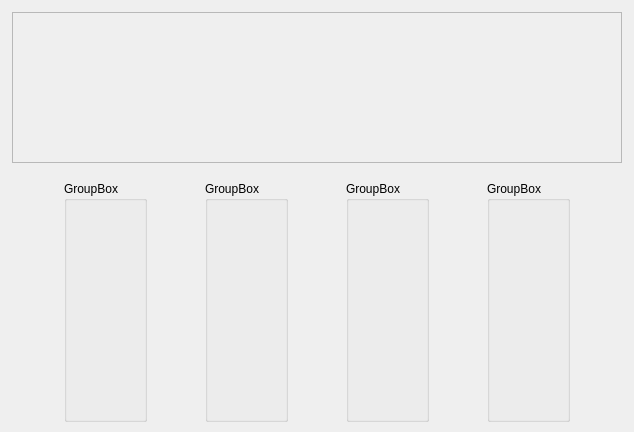
WLM-Git/Qt6_learn, file 6/sample6_5/widget.ui: the form before one commit.
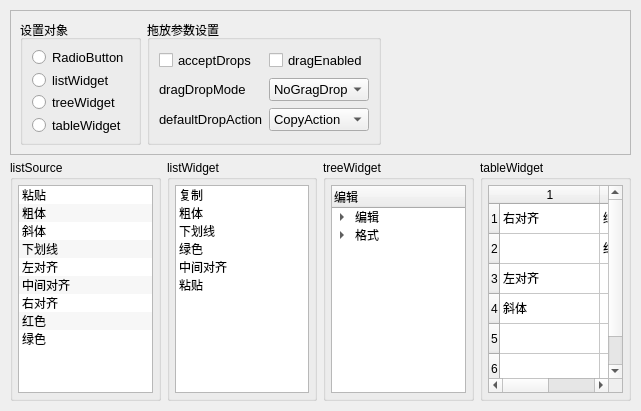
The form after the commit. Icons and pictures are not drawn.

```diff
--- a/6/sample6_5/widget.ui
+++ b/6/sample6_5/widget.ui
@@ -6,73 +6,408 @@
    <rect>
     <x>0</x>
     <y>0</y>
-    <width>634</width>
-    <height>432</height>
+    <width>641</width>
+    <height>411</height>
    </rect>
   </property>
+  <property name="sizePolicy">
+   <sizepolicy hsizetype="Preferred" vsizetype="Preferred">
+    <horstretch>0</horstretch>
+    <verstretch>0</verstretch>
+   </sizepolicy>
+  </property>
   <property name="windowTitle">
    <string>具有DragDrop功能的组件</string>
   </property>
   <widget class="QWidget" name="horizontalLayoutWidget">
    <property name="geometry">
     <rect>
-     <x>12</x>
-     <y>181</y>
-     <width>611</width>
+     <x>10</x>
+     <y>160</y>
+     <width>621</width>
      <height>241</height>
     </rect>
    </property>
-   <layout class="QHBoxLayout" name="horizontalLayout_2">
+   <layout class="QHBoxLayout" name="horizontalLayout_2" stretch="0,0,0,0">
     <item>
      <widget class="QGroupBox" name="groupBox_1">
       <property name="sizePolicy">
-       <sizepolicy hsizetype="Fixed" vsizetype="Preferred">
+       <sizepolicy hsizetype="Preferred" vsizetype="Preferred">
         <horstretch>0</horstretch>
         <verstretch>0</verstretch>
        </sizepolicy>
       </property>
       <property name="title">
-       <string>GroupBox</string>
+       <string>listSource</string>
       </property>
+      <layout class="QVBoxLayout" name="verticalLayout">
+       <property name="leftMargin">
+        <number>5</number>
+       </property>
+       <property name="topMargin">
+        <number>5</number>
+       </property>
+       <property name="rightMargin">
+        <number>5</number>
+       </property>
+       <property name="bottomMargin">
+        <number>5</number>
+       </property>
+       <item>
+        <widget class="QListWidget" name="listWidget">
+         <property name="accessibleDescription">
+          <string notr="true"/>
+         </property>
+         <property name="frameShadow">
+          <enum>QFrame::Shadow::Sunken</enum>
+         </property>
+         <property name="editTriggers">
+          <set>QAbstractItemView::EditTrigger::NoEditTriggers</set>
+         </property>
+         <property name="alternatingRowColors">
+          <bool>true</bool>
+         </property>
+         <item>
+          <property name="text">
+           <string>粘贴</string>
+          </property>
+          <property name="icon">
+           <iconset resource="red.qrc">
+            <normaloff>:/icon/images/paste.bmp</normaloff>:/icon/images/paste.bmp</iconset>
+          </property>
+         </item>
+         <item>
+          <property name="text">
+           <string>粗体</string>
+          </property>
+          <property name="icon">
+           <iconset resource="red.qrc">
+            <normaloff>:/icon/images/bold.bmp</normaloff>:/icon/images/bold.bmp</iconset>
+          </property>
+         </item>
+         <item>
+          <property name="text">
+           <string>斜体</string>
+          </property>
+          <property name="icon">
+           <iconset resource="red.qrc">
+            <normaloff>:/icon/images/italic.bmp</normaloff>:/icon/images/italic.bmp</iconset>
+          </property>
+         </item>
+         <item>
+          <property name="text">
+           <string>下划线</string>
+          </property>
+          <property name="icon">
+           <iconset resource="red.qrc">
+            <normaloff>:/icon/images/underscore.bmp</normaloff>:/icon/images/underscore.bmp</iconset>
+          </property>
+         </item>
+         <item>
+          <property name="text">
+           <string>左对齐</string>
+          </property>
+          <property name="icon">
+           <iconset resource="red.qrc">
+            <normaloff>:/icon/images/leftAlign.bmp</normaloff>:/icon/images/leftAlign.bmp</iconset>
+          </property>
+         </item>
+         <item>
+          <property name="text">
+           <string>中间对齐</string>
+          </property>
+          <property name="icon">
+           <iconset resource="red.qrc">
+            <normaloff>:/icon/images/centerAlign.bmp</normaloff>:/icon/images/centerAlign.bmp</iconset>
+          </property>
+         </item>
+         <item>
+          <property name="text">
+           <string>右对齐</string>
+          </property>
+          <property name="icon">
+           <iconset resource="red.qrc">
+            <normaloff>:/icon/images/rightAlign.bmp</normaloff>:/icon/images/rightAlign.bmp</iconset>
+          </property>
+         </item>
+         <item>
+          <property name="text">
+           <string>红色</string>
+          </property>
+          <property name="icon">
+           <iconset resource="red.qrc">
+            <normaloff>:/icon/images/red.bmp</normaloff>:/icon/images/red.bmp</iconset>
+          </property>
+         </item>
+         <item>
+          <property name="text">
+           <string>绿色</string>
+          </property>
+          <property name="icon">
+           <iconset resource="red.qrc">
+            <normaloff>:/icon/images/green.bmp</normaloff>:/icon/images/green.bmp</iconset>
+          </property>
+         </item>
+        </widget>
+       </item>
+      </layout>
      </widget>
     </item>
     <item>
      <widget class="QGroupBox" name="groupBox">
       <property name="sizePolicy">
-       <sizepolicy hsizetype="Fixed" vsizetype="Preferred">
+       <sizepolicy hsizetype="Preferred" vsizetype="Preferred">
         <horstretch>0</horstretch>
         <verstretch>0</verstretch>
        </sizepolicy>
       </property>
       <property name="title">
-       <string>GroupBox</string>
+       <string>listWidget</string>
       </property>
+      <layout class="QVBoxLayout" name="verticalLayout_2">
+       <property name="leftMargin">
+        <number>5</number>
+       </property>
+       <property name="topMargin">
+        <number>5</number>
+       </property>
+       <property name="rightMargin">
+        <number>5</number>
+       </property>
+       <property name="bottomMargin">
+        <number>5</number>
+       </property>
+       <item>
+        <widget class="QListWidget" name="listWidget_2">
+         <item>
+          <property name="text">
+           <string>复制</string>
+          </property>
+          <property name="icon">
+           <iconset resource="red.qrc">
+            <normaloff>:/icon/images/copy.bmp</normaloff>:/icon/images/copy.bmp</iconset>
+          </property>
+         </item>
+         <item>
+          <property name="text">
+           <string>粗体</string>
+          </property>
+          <property name="icon">
+           <iconset resource="red.qrc">
+            <normaloff>:/icon/images/bold.bmp</normaloff>:/icon/images/bold.bmp</iconset>
+          </property>
+         </item>
+         <item>
+          <property name="text">
+           <string>下划线</string>
+          </property>
+          <property name="icon">
+           <iconset resource="red.qrc">
+            <normaloff>:/icon/images/underscore.bmp</normaloff>:/icon/images/underscore.bmp</iconset>
+          </property>
+         </item>
+         <item>
+          <property name="text">
+           <string>绿色</string>
+          </property>
+          <property name="icon">
+           <iconset resource="red.qrc">
+            <normaloff>:/icon/images/green.bmp</normaloff>:/icon/images/green.bmp</iconset>
+          </property>
+         </item>
+         <item>
+          <property name="text">
+           <string>中间对齐</string>
+          </property>
+          <property name="icon">
+           <iconset resource="red.qrc">
+            <normaloff>:/icon/images/centerAlign.bmp</normaloff>:/icon/images/centerAlign.bmp</iconset>
+          </property>
+         </item>
+         <item>
+          <property name="text">
+           <string>粘贴</string>
+          </property>
+          <property name="icon">
+           <iconset resource="red.qrc">
+            <normaloff>:/icon/images/paste.bmp</normaloff>:/icon/images/paste.bmp</iconset>
+          </property>
+         </item>
+        </widget>
+       </item>
+      </layout>
      </widget>
     </item>
     <item>
      <widget class="QGroupBox" name="groupBox_2">
       <property name="sizePolicy">
-       <sizepolicy hsizetype="Fixed" vsizetype="Preferred">
+       <sizepolicy hsizetype="Preferred" vsizetype="Preferred">
         <horstretch>0</horstretch>
         <verstretch>0</verstretch>
        </sizepolicy>
       </property>
       <property name="title">
-       <string>GroupBox</string>
+       <string>treeWidget</string>
       </property>
+      <layout class="QVBoxLayout" name="verticalLayout_3">
+       <property name="leftMargin">
+        <number>5</number>
+       </property>
+       <property name="topMargin">
+        <number>5</number>
+       </property>
+       <property name="rightMargin">
+        <number>5</number>
+       </property>
+       <property name="bottomMargin">
+        <number>5</number>
+       </property>
+       <item>
+        <widget class="QTreeWidget" name="treeWidget_3">
+         <column>
+          <property name="text">
+           <string>编辑</string>
+          </property>
+         </column>
+         <item>
+          <property name="text">
+           <string>编辑</string>
+          </property>
+          <item>
+           <property name="text">
+            <string>复制</string>
+           </property>
+           <property name="icon">
+            <iconset resource="red.qrc">
+             <normaloff>:/icon/images/copy.bmp</normaloff>:/icon/images/copy.bmp</iconset>
+           </property>
+          </item>
+          <item>
+           <property name="text">
+            <string>剪切</string>
+           </property>
+           <property name="icon">
+            <iconset resource="red.qrc">
+             <normaloff>:/icon/images/cut.bmp</normaloff>:/icon/images/cut.bmp</iconset>
+           </property>
+          </item>
+         </item>
+         <item>
+          <property name="text">
+           <string>格式</string>
+          </property>
+          <item>
+           <property name="text">
+            <string>粗体</string>
+           </property>
+           <property name="icon">
+            <iconset resource="red.qrc">
+             <normaloff>:/icon/images/bold.bmp</normaloff>:/icon/images/bold.bmp</iconset>
+           </property>
+          </item>
+          <item>
+           <property name="text">
+            <string>下划线</string>
+           </property>
+           <property name="icon">
+            <iconset resource="red.qrc">
+             <normaloff>:/icon/images/underscore.bmp</normaloff>:/icon/images/underscore.bmp</iconset>
+           </property>
+          </item>
+         </item>
+        </widget>
+       </item>
+      </layout>
      </widget>
     </item>
     <item>
      <widget class="QGroupBox" name="groupBox_3">
       <property name="sizePolicy">
-       <sizepolicy hsizetype="Fixed" vsizetype="Preferred">
+       <sizepolicy hsizetype="Preferred" vsizetype="Preferred">
         <horstretch>0</horstretch>
         <verstretch>0</verstretch>
        </sizepolicy>
       </property>
+      <property name="maximumSize">
+       <size>
+        <width>16777215</width>
+        <height>16777215</height>
+       </size>
+      </property>
       <property name="title">
-       <string>GroupBox</string>
+       <string>tableWidget</string>
       </property>
+      <layout class="QVBoxLayout" name="verticalLayout_4">
+       <property name="leftMargin">
+        <number>5</number>
+       </property>
+       <property name="topMargin">
+        <number>5</number>
+       </property>
+       <property name="rightMargin">
+        <number>5</number>
+       </property>
+       <property name="bottomMargin">
+        <number>5</number>
+       </property>
+       <item>
+        <widget class="QTableWidget" name="tableWidget_4">
+         <row/>
+         <row/>
+         <row/>
+         <row/>
+         <row/>
+         <row/>
+         <column/>
+         <column/>
+         <item row="0" column="0">
+          <property name="text">
+           <string>右对齐</string>
+          </property>
+          <property name="icon">
+           <iconset resource="red.qrc">
+            <normaloff>:/icon/images/rightAlign.bmp</normaloff>:/icon/images/rightAlign.bmp</iconset>
+          </property>
+         </item>
+         <item row="0" column="1">
+          <property name="text">
+           <string>绿色</string>
+          </property>
+          <property name="icon">
+           <iconset resource="red.qrc">
+            <normaloff>:/icon/images/green.bmp</normaloff>:/icon/images/green.bmp</iconset>
+          </property>
+         </item>
+         <item row="1" column="1">
+          <property name="text">
+           <string>红色</string>
+          </property>
+          <property name="icon">
+           <iconset resource="red.qrc">
+            <normaloff>:/icon/images/red.bmp</normaloff>:/icon/images/red.bmp</iconset>
+          </property>
+         </item>
+         <item row="2" column="0">
+          <property name="text">
+           <string>左对齐</string>
+          </property>
+          <property name="icon">
+           <iconset resource="red.qrc">
+            <normaloff>:/icon/images/leftAlign.bmp</normaloff>:/icon/images/leftAlign.bmp</iconset>
+          </property>
+         </item>
+         <item row="3" column="0">
+          <property name="text">
+           <string>斜体</string>
+          </property>
+          <property name="icon">
+           <iconset resource="red.qrc">
+            <normaloff>:/icon/images/italic.bmp</normaloff>:/icon/images/italic.bmp</iconset>
+          </property>
+         </item>
+        </widget>
+       </item>
+      </layout>
      </widget>
     </item>
    </layout>
@@ -80,10 +415,10 @@
   <widget class="QFrame" name="frame">
    <property name="geometry">
     <rect>
-     <x>12</x>
-     <y>12</y>
-     <width>610</width>
-     <height>151</height>
+     <x>10</x>
+     <y>10</y>
+     <width>621</width>
+     <height>145</height>
     </rect>
    </property>
    <property name="frameShape">
@@ -92,6 +427,173 @@
    <property name="frameShadow">
     <enum>QFrame::Shadow::Raised</enum>
    </property>
+   <layout class="QHBoxLayout" name="horizontalLayout">
+    <item>
+     <widget class="QGroupBox" name="groupBox_4">
+      <property name="title">
+       <string>设置对象</string>
+      </property>
+      <layout class="QVBoxLayout" name="verticalLayout_5">
+       <item>
+        <widget class="QRadioButton" name="radio_Source">
+         <property name="sizePolicy">
+          <sizepolicy hsizetype="Minimum" vsizetype="Fixed">
+           <horstretch>0</horstretch>
+           <verstretch>0</verstretch>
+          </sizepolicy>
+         </property>
+         <property name="font">
+          <font>
+           <pointsize>10</pointsize>
+          </font>
+         </property>
+         <property name="text">
+          <string>RadioButton</string>
+         </property>
+        </widget>
+       </item>
+       <item>
+        <widget class="QRadioButton" name="radioButton">
+         <property name="font">
+          <font>
+           <pointsize>10</pointsize>
+          </font>
+         </property>
+         <property name="text">
+          <string>listWidget</string>
+         </property>
+        </widget>
+       </item>
+       <item>
+        <widget class="QRadioButton" name="radio_Tree">
+         <property name="font">
+          <font>
+           <pointsize>10</pointsize>
+          </font>
+         </property>
+         <property name="text">
+          <string>treeWidget</string>
+         </property>
+        </widget>
+       </item>
+       <item>
+        <widget class="QRadioButton" name="radio_Table">
+         <property name="font">
+          <font>
+           <pointsize>10</pointsize>
+          </font>
+         </property>
+         <property name="text">
+          <string>tableWidget</string>
+         </property>
+        </widget>
+       </item>
+      </layout>
+     </widget>
+    </item>
+    <item>
+     <widget class="QGroupBox" name="groupBox_5">
+      <property name="title">
+       <string>拖放参数设置</string>
+      </property>
+      <layout class="QGridLayout" name="gridLayout_2">
+       <item row="0" column="0">
+        <widget class="QCheckBox" name="checkBox">
+         <property name="font">
+          <font>
+           <pointsize>10</pointsize>
+          </font>
+         </property>
+         <property name="text">
+          <string>acceptDrops</string>
+         </property>
+        </widget>
+       </item>
+       <item row="0" column="1">
+        <widget class="QCheckBox" name="checkBox_2">
+         <property name="font">
+          <font>
+           <pointsize>10</pointsize>
+          </font>
+         </property>
+         <property name="text">
+          <string>dragEnabled</string>
+         </property>
+        </widget>
+       </item>
+       <item row="1" column="0">
+        <widget class="QLabel" name="label_2">
+         <property name="font">
+          <font>
+           <pointsize>10</pointsize>
+           <kerning>true</kerning>
+          </font>
+         </property>
+         <property name="text">
+          <string>dragDropMode</string>
+         </property>
+        </widget>
+       </item>
+       <item row="1" column="1">
+        <widget class="QComboBox" name="comboBox">
+         <property name="font">
+          <font>
+           <pointsize>10</pointsize>
+           <kerning>true</kerning>
+          </font>
+         </property>
+         <item>
+          <property name="text">
+           <string>NoGragDrop</string>
+          </property>
+         </item>
+        </widget>
+       </item>
+       <item row="2" column="0">
+        <widget class="QLabel" name="label">
+         <property name="font">
+          <font>
+           <pointsize>10</pointsize>
+           <kerning>true</kerning>
+          </font>
+         </property>
+         <property name="text">
+          <string>defaultDropAction</string>
+         </property>
+        </widget>
+       </item>
+       <item row="2" column="1">
+        <widget class="QComboBox" name="comboBox_2">
+         <property name="font">
+          <font>
+           <pointsize>10</pointsize>
+           <kerning>true</kerning>
+          </font>
+         </property>
+         <item>
+          <property name="text">
+           <string>CopyAction</string>
+          </property>
+         </item>
+        </widget>
+       </item>
+      </layout>
+     </widget>
+    </item>
+    <item>
+     <spacer name="horizontalSpacer">
+      <property name="orientation">
+       <enum>Qt::Orientation::Horizontal</enum>
+      </property>
+      <property name="sizeHint" stdset="0">
+       <size>
+        <width>211</width>
+        <height>20</height>
+       </size>
+      </property>
+     </spacer>
+    </item>
+   </layout>
   </widget>
  </widget>
  <resources/>
```
Left out of the diff: 4 changed lines with no effect on the pictures.
